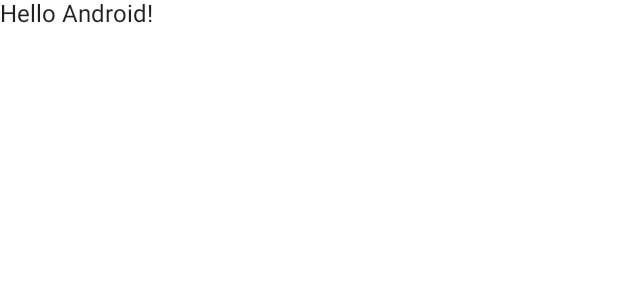
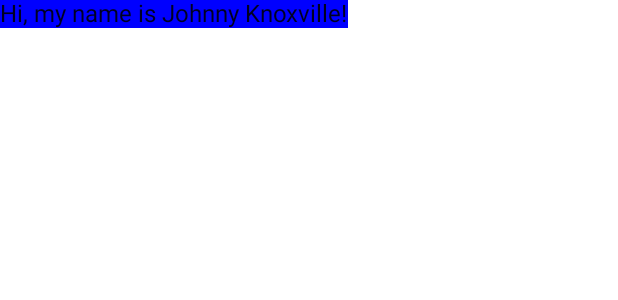
Before and after one commit to mkartyshov/Android, an Android app built with Jetpack Compose: the @Preview function DefaultPreview, on a phone screen of 412 x 824 dp. Shown: the top 300 px of the screen. Run offline under Robolectric (Android 15) with nearby library versions, the phone set to English and light mode, and no system bars.

Commit message:
Update MainActivity.kt

```diff
--- a/GreetingCard/app/src/main/java/com/example/greetingcard/MainActivity.kt
+++ b/GreetingCard/app/src/main/java/com/example/greetingcard/MainActivity.kt
@@ -9,6 +9,7 @@ import androidx.compose.material.Surface
 import androidx.compose.material.Text
 import androidx.compose.runtime.Composable
 import androidx.compose.ui.Modifier
+import androidx.compose.ui.graphics.Color
 import androidx.compose.ui.tooling.preview.Preview
 import com.example.greetingcard.ui.theme.GreetingCardTheme
 
@@ -22,7 +23,7 @@ class MainActivity : ComponentActivity() {
                     modifier = Modifier.fillMaxSize(),
                     color = MaterialTheme.colors.background
                 ) {
-                    Greeting("Android")
+                    Greeting("Android!")
                 }
             }
         }
@@ -31,13 +32,15 @@ class MainActivity : ComponentActivity() {
 
 @Composable
 fun Greeting(name: String) {
-    Text(text = "Hello $name!")
+    Surface(color = Color.Blue) {
+        Text(text = "Hi, my name is $name!")
+    }
 }
 
 @Preview(showBackground = true)
 @Composable
 fun DefaultPreview() {
     GreetingCardTheme {
-        Greeting("Android")
+        Greeting("Johnny Knoxville")
     }
 }
```
